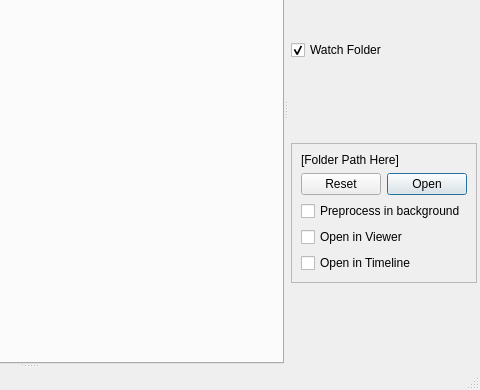
The window that gui/mainwindow.ui (ronpandolfi/Xi-cam) describes before a commit, drawn with Qt 5; both pictures show x 489 to 969 and y 210 to 600 of the 969 by 600 pixel window.
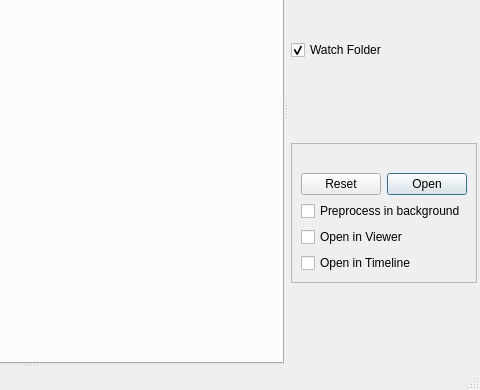
The same window after the commit. Icons and pictures are not drawn.

The edit to the form file:
```diff
--- a/gui/mainwindow.ui
+++ b/gui/mainwindow.ui
@@ -572,7 +572,7 @@
                             <item>
                                 <widget class="QLabel" name="watchfolderpath">
                                     <property name="text">
-                                        <string>[Folder Path Here]</string>
+                                        <string/>
                                     </property>
                                 </widget>
                             </item>
```
